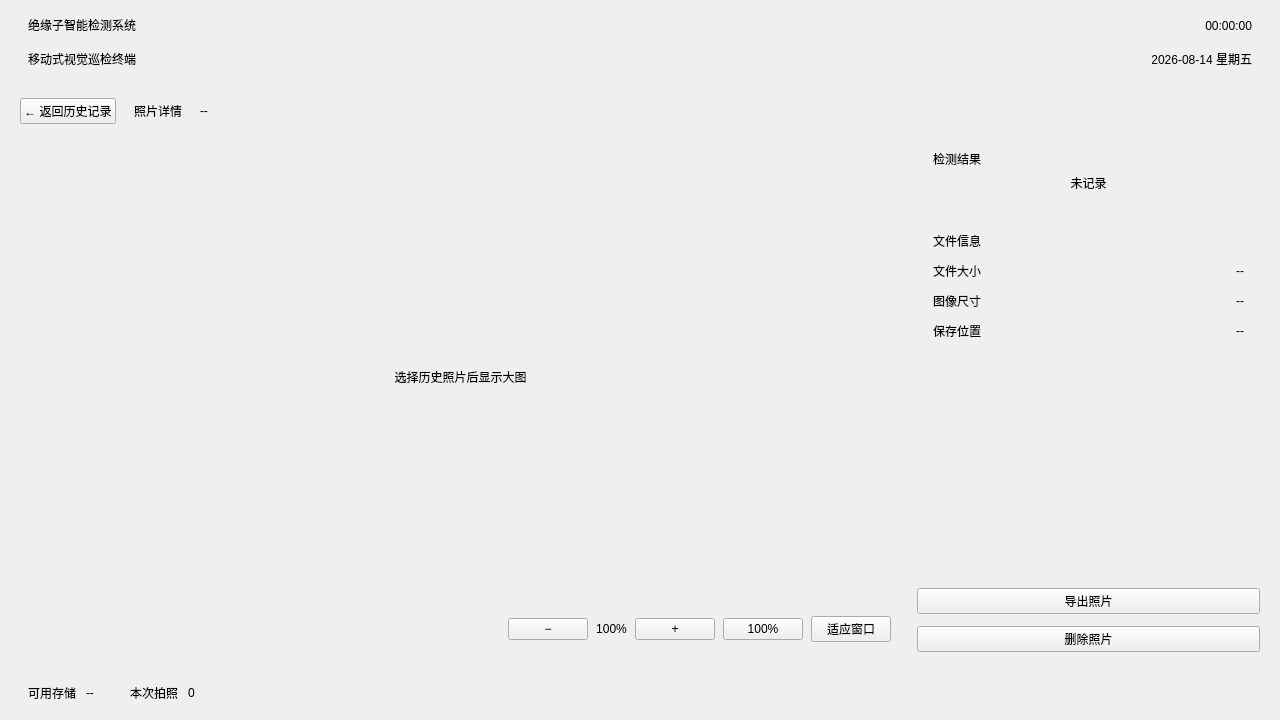
Before: the Qt Designer form mainwindow.ui in Potato-Hui/QT, drawn with Qt 5.
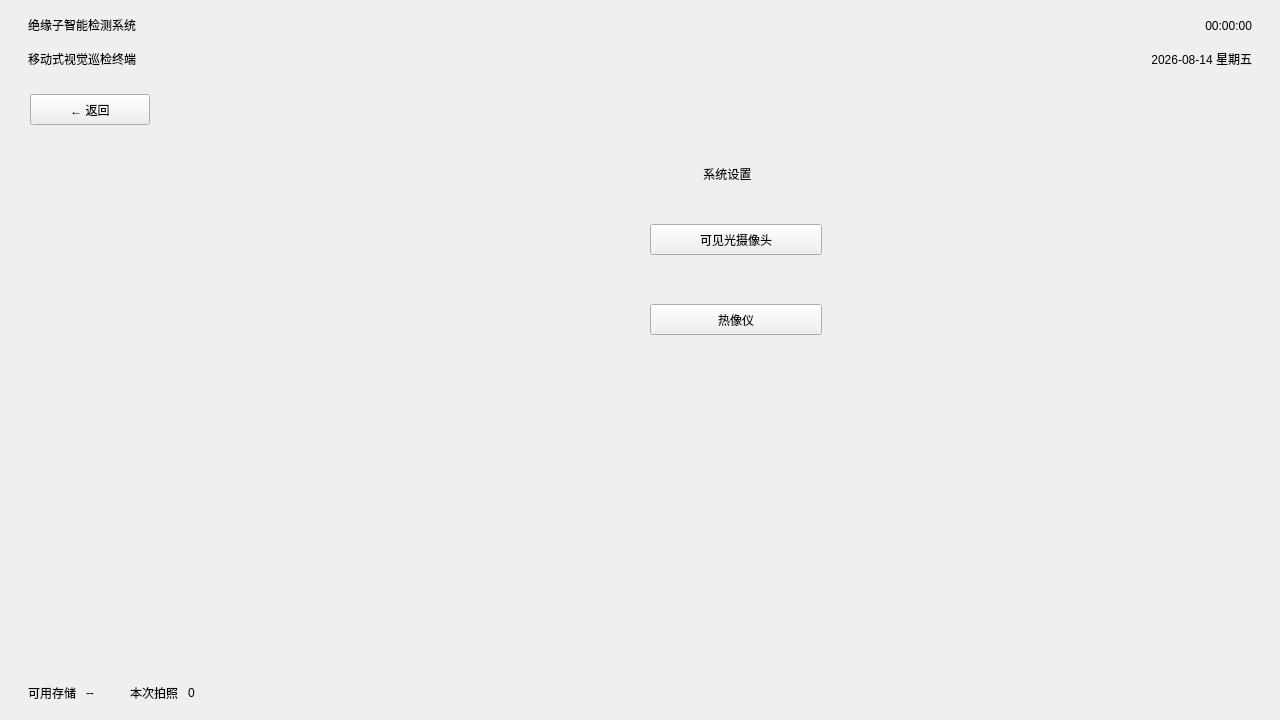
After: the same form once the commit is applied.

Commit message: 新加了设置界面，目前还没实现功能

```diff
--- a/mainwindow.ui
+++ b/mainwindow.ui
@@ -127,7 +127,7 @@
     <item>
      <widget class="QStackedWidget" name="pageStack">
       <property name="currentIndex">
-       <number>2</number>
+       <number>3</number>
       </property>
       <widget class="QWidget" name="monitorPage">
        <layout class="QHBoxLayout" name="monitorLayout" stretch="68,0">
@@ -667,7 +667,7 @@
          </layout>
         </item>
         <item>
-         <layout class="QHBoxLayout" name="detailContentLayout" stretch="72,28">
+         <layout class="QHBoxLayout" name="detailContentLayout" stretch="0,28">
           <property name="spacing">
            <number>16</number>
           </property>
@@ -711,8 +711,8 @@
                  <rect>
                   <x>0</x>
                   <y>0</y>
-                  <width>860</width>
-                  <height>446</height>
+                  <width>165</width>
+                  <height>346</height>
                  </rect>
                 </property>
                 <layout class="QVBoxLayout" name="detailImageScrollLayout">
@@ -997,6 +997,81 @@
         </item>
        </layout>
       </widget>
+      <widget class="QWidget" name="settingPage">
+       <widget class="QLabel" name="settingTitleLabel">
+        <property name="geometry">
+         <rect>
+          <x>700</x>
+          <y>80</y>
+          <width>91</width>
+          <height>20</height>
+         </rect>
+        </property>
+        <property name="text">
+         <string> 系统设置</string>
+        </property>
+       </widget>
+       <widget class="QPushButton" name="ThermalImagingMode">
+        <property name="geometry">
+         <rect>
+          <x>650</x>
+          <y>220</y>
+          <width>172</width>
+          <height>31</height>
+         </rect>
+        </property>
+        <property name="text">
+         <string>热像仪</string>
+        </property>
+        <property name="running" stdset="0">
+         <bool>false</bool>
+        </property>
+       </widget>
+       <widget class="QPushButton" name="VisibleLightCamera">
+        <property name="geometry">
+         <rect>
+          <x>650</x>
+          <y>140</y>
+          <width>172</width>
+          <height>31</height>
+         </rect>
+        </property>
+        <property name="text">
+         <string>可见光摄像头</string>
+        </property>
+        <property name="running" stdset="0">
+         <bool>false</bool>
+        </property>
+       </widget>
+       <widget class="QPushButton" name="settingBackButton">
+        <property name="geometry">
+         <rect>
+          <x>30</x>
+          <y>10</y>
+          <width>120</width>
+          <height>31</height>
+         </rect>
+        </property>
+        <property name="minimumSize">
+         <size>
+          <width>120</width>
+          <height>31</height>
+         </size>
+        </property>
+        <property name="maximumSize">
+         <size>
+          <width>120</width>
+          <height>31</height>
+         </size>
+        </property>
+        <property name="text">
+         <string>← 返回</string>
+        </property>
+        <property name="compact" stdset="0">
+         <bool>true</bool>
+        </property>
+       </widget>
+      </widget>
      </widget>
     </item>
     <item>
```
Left out of the diff: 44 changed lines with no effect on the pictures. The commit also changes 3 other files.
